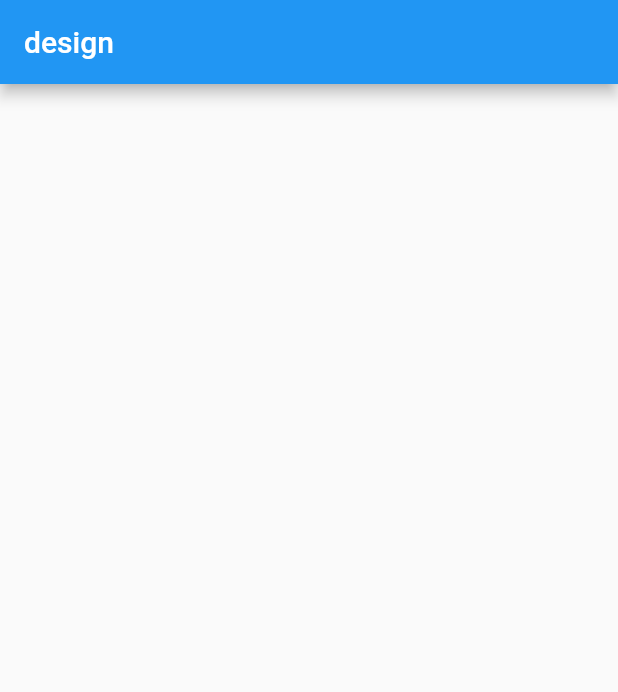
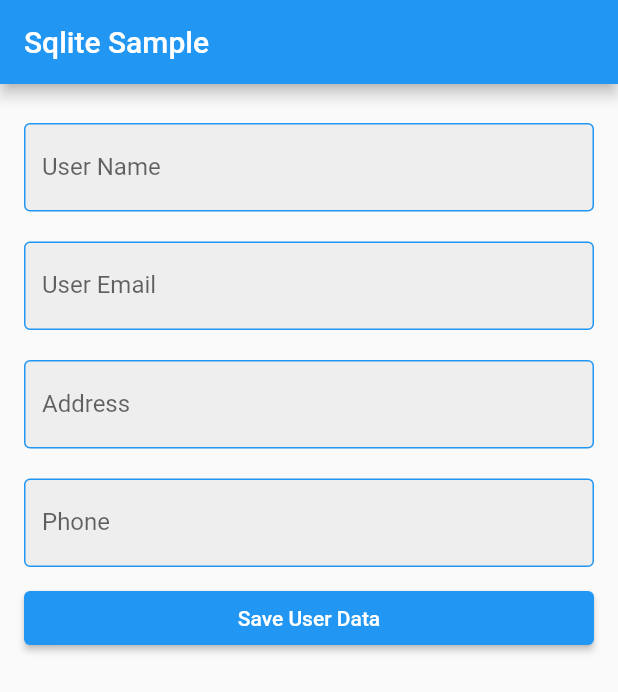
Before and after one commit to maheshmobileApp/may8to9class, a Flutter app: the screen it shows after launch, on a phone screen of 412 x 824 dp. Shown: the top 692 px of the screen. Run offline on Flutter 3.47's test engine with Material 2 defaults, Android fonts, the phone set to English and light mode, and no system bars; our stand-ins replace dio, flutter_svg, sqflite; accounts and stored records are empty.

Commit message:
db part 2

```diff
--- /dev/null
+++ b/lib/apiClass/routes_constants.dart
@@ -0,0 +1,3 @@
+class RoutesConstants {
+  static const sqliteSampleForm = "/sampleForm";
+}
--- a/lib/database_helper.dart
+++ b/lib/database_helper.dart
@@ -18,9 +18,10 @@ class DatabaseHelper {
     final path = join(directory.path, "class8to9.db");
     return await openDatabase(
       path,
+      version: 1,
       onCreate: (db, version) async {
         await db.execute(
-            "Create table user (name Text, email Text, phone Text, number Text)");
+            "Create table user (name Text, email Text, phone Text, address Text)");
       },
     );
   }
--- a/lib/main.dart
+++ b/lib/main.dart
@@ -1,4 +1,5 @@
 import 'package:class8to9/apiClass/hospitalList.dart';
+import 'package:class8to9/apiClass/routes_constants.dart';
 import 'package:class8to9/counterApp.dart';
 import 'package:class8to9/create_specilities.dart';
 import 'package:class8to9/figma_file_login_screen.dart';
@@ -7,6 +8,7 @@ import 'package:class8to9/listview.dart';
 import 'package:class8to9/load_json_to_ListView.dart';
 import 'package:class8to9/secondscreen.dart';
 import 'package:class8to9/signup_screen.dart';
+import 'package:class8to9/sqflite_example.dart';
 import 'package:flutter/material.dart';
 
 import 'login_screen.dart';
@@ -25,7 +27,7 @@ stateless widgets
 
 void main() {
   runApp(MaterialApp(
-    initialRoute: "/figmaDesign",
+    initialRoute: RoutesConstants.sqliteSampleForm,
     routes: {
       "/first": (context) => FirstScreen(),
       "/second": (context) => SecondScreen(),
@@ -35,7 +37,8 @@ void main() {
       "/jsonToListView": (context) => LoadJsonToListView(),
       "/hospitalList": (context) => HospitalList(),
       "/createSpecility": (context) => CreateSpecilities(),
-      "/figmaDesign":(context) => FigmaSampleLoginScreen()
+      "/figmaDesign":(context) => FigmaSampleLoginScreen(),
+      RoutesConstants.sqliteSampleForm:(context) => SqfliteExample()
     },
     // "/"
     // home: CounterApp()
--- /dev/null
+++ b/lib/sqflite_example.dart
@@ -0,0 +1,98 @@
+import 'package:class8to9/database_helper.dart';
+import 'package:class8to9/widgets/app_input_textField.dart';
+import 'package:flutter/material.dart';
+
+class SqfliteExample extends StatefulWidget {
+  const SqfliteExample({super.key});
+
+  @override
+  State<SqfliteExample> createState() => _SqfliteExampleState();
+}
+
+class _SqfliteExampleState extends State<SqfliteExample> {
+  TextEditingController _nameController = TextEditingController();
+  TextEditingController _emailController = TextEditingController();
+  TextEditingController _phoneController = TextEditingController();
+  TextEditingController _addressController = TextEditingController();
+  final _formKey = GlobalKey<FormState>();
+
+  @override
+  Widget build(BuildContext context) {
+    return Scaffold(
+      appBar: AppBar(title: Text("Sqlite Sample")),
+      body: Padding(
+        padding: EdgeInsets.all(16.0),
+        child: Form(
+          key: _formKey,
+          child: SingleChildScrollView(
+            child: Column(
+              crossAxisAlignment: CrossAxisAlignment.stretch,
+              children: [
+                AppInputTextField(
+                    controller: _nameController,
+                    validator: (value) {
+                      if (value == null || value.isEmpty) {
+                        return 'Please enter your name';
+                      }
+                      return null;
+                    },
+                    labelText: "User Name",
+                    hintText: "Enter User Name"),
+                AppInputTextField(
+                    controller: _emailController,
+                    validator: (value) {
+                      if (value == null || value.isEmpty) {
+                        return 'Please enter your name';
+                      }
+                      return null;
+                    },
+                    labelText: "User Email",
+                    hintText: "Enter User Email"),
+                AppInputTextField(
+                    controller: _addressController,
+                    validator: (value) {
+                      if (value == null || value.isEmpty) {
+                        return 'Please enter your name';
+                      }
+                      return null;
+                    },
+                    labelText: "Address",
+                    hintText: "Enter Address"),
+                AppInputTextField(
+                    controller: _phoneController,
+                    validator: (value) {
+                      if (value == null || value.isEmpty) {
+                        return 'Please enter phone number';
+                      }
+                      return null;
+                    },
+                    labelText: "Phone ",
+                    hintText: "Enter Phone"),
+                ElevatedButton(
+                  onPressed: _submitForm,
+                  child: Text('Save User Data'),
+                ),
+              ],
+            ),
+          ),
+        ),
+      ),
+    );
+  }
+
+  void _submitForm() async {
+    if (_formKey.currentState!.validate()) {
+      final dataBase = await DatabaseHelper.internal().getDatabase();
+      final insetUser =
+          "INSERT INTO user(name, email, phone, address) VALUES('${_nameController.text}', '${_emailController.text}', '${_phoneController.text}','${_addressController.text}')";
+      await dataBase.execute(insetUser);
+      //
+
+      // Get the records
+      List<Map> list = await dataBase.rawQuery('SELECT * FROM user');
+      print("saved users list $list");
+    }
+  }
+}
+
+//CRUD
--- /dev/null
+++ b/lib/widgets/app_input_textField.dart
@@ -0,0 +1,51 @@
+import 'package:flutter/material.dart';
+import 'package:flutter/services.dart';
+
+class AppInputTextField extends StatelessWidget {
+  const AppInputTextField(
+      {super.key,
+      required this.controller,
+      required this.validator,
+      required this.labelText,
+      required this.hintText,
+      this.inputFormatters});
+
+  final TextEditingController controller;
+  final String? Function(String?) validator;
+  final List<TextInputFormatter>? inputFormatters;
+  final String labelText;
+  final String hintText;
+
+  @override
+  Widget build(BuildContext context) {
+    return Padding(
+      padding: const EdgeInsets.symmetric(vertical: 10),
+      child: TextFormField(
+        controller: controller,
+        validator: validator,
+        inputFormatters: inputFormatters,
+        decoration: InputDecoration(
+          labelText: labelText,
+          hintText: hintText,
+          // prefixIcon: Icon(Icons.person),
+          // suffixIcon: Icon(Icons.check_circle),
+          border: OutlineInputBorder(),
+          enabledBorder: OutlineInputBorder(
+            borderSide: BorderSide(color: Colors.blue),
+          ),
+          focusedBorder: OutlineInputBorder(
+            borderSide: BorderSide(color: Colors.green),
+          ),
+          errorBorder: OutlineInputBorder(
+            borderSide: BorderSide(color: Colors.red),
+          ),
+          focusedErrorBorder: OutlineInputBorder(
+            borderSide: BorderSide(color: Colors.red),
+          ),
+          filled: true,
+          fillColor: Colors.grey[200],
+        ),
+      ),
+    );
+  }
+}
```
